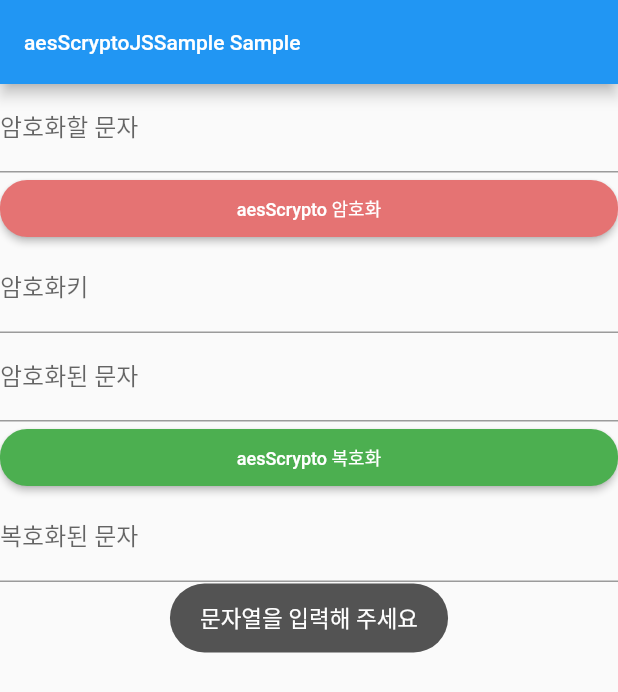
After one commit to baekhj/flutter_widget_sample, a Flutter app: the aesScryptoJSSample screen opened directly, after a tap on "aesScrypto 암호화", on a phone screen of 412 x 824 dp. The commit adds this screen. Shown: the top 692 px of the screen. Run offline on Flutter 3.47's test engine with Material 2 defaults, Android fonts, the phone set to English and light mode, and no system bars; our stand-ins replace toast, tuple; missing offline and left inert: encrypt.

Commit message:
AES ScryptoJS 암호화 추가

```diff
--- /dev/null
+++ b/lib/SAMPLE/AES/aesScryptoJSSample.dart
@@ -0,0 +1,98 @@
+import 'package:flutter/material.dart';
+import 'package:flutter_widget_sample/SAMPLE/AES/aesScryptoJSUtil.dart';
+import 'package:flutter_widget_sample/SAMPLE/AES/mathUtil.dart';
+import 'package:flutter_widget_sample/SAMPLE/BUTTON/buttonUtil.dart';
+import 'package:toast/toast.dart';
+
+class aesScryptoJSSample extends StatefulWidget {
+
+  final String title;
+  final Map<String, dynamic> data;
+
+  aesScryptoJSSample({this.title, this.data});
+
+  @override
+  _aesScryptoJSSampleState createState() => _aesScryptoJSSampleState();
+}
+
+class _aesScryptoJSSampleState extends State<aesScryptoJSSample> {
+
+  String _selectValue = '';
+  TextEditingController txtCtr; //FieldController..
+  TextEditingController keyTxtCtr; //FieldController..
+  TextEditingController encTxtCtr; //FieldController..
+  TextEditingController decTxtCtr; //FieldController..
+
+  @override
+  void initState() {
+    super.initState();
+    txtCtr = TextEditingController();
+    encTxtCtr = TextEditingController();
+    keyTxtCtr = TextEditingController();
+    decTxtCtr = TextEditingController();
+  }
+
+  @override
+  Widget build(BuildContext context) {
+    print('빌드');
+    return Scaffold(
+      appBar: AppBar(
+        title: Text(
+          widget.title,
+          style: TextStyle(
+            fontSize: 14,
+          ),
+        ),
+      ),
+      body: SingleChildScrollView(
+       child: Column(
+         children: [
+           TextField(
+             controller: txtCtr,
+             decoration: InputDecoration(labelText: "암호화할 문자"),
+           ),
+           cancelBottomBtn("aesScrypto 암호화", 1000, () {
+              String txt = txtCtr.text.toString();
+              if(txt == null || txt == ''){
+                Toast.show("문자열을 입력해 주세요", context, duration: 1, gravity: 1);
+                return;
+              }
+
+              String sKey = generateRandomString(10); //암복호화 공용키 - 10자리..
+              keyTxtCtr.text = sKey;
+              String encStr = encryptAESCryptoJS(txt, sKey);
+              encTxtCtr.text = encStr;
+              decTxtCtr.text = '';
+           }),
+           TextField(
+             controller: keyTxtCtr,
+             decoration: InputDecoration(labelText: "암호화키"),
+           ),
+           TextField(
+             controller: encTxtCtr,
+             decoration: InputDecoration(labelText: "암호화된 문자"),
+           ),
+           defaultBottomBtn("aesScrypto 복호화", 1000, () {
+             String keyTxt = keyTxtCtr.text.toString();
+             if(keyTxt == null || keyTxt == ''){
+               Toast.show("암호화 키가 없습니다.", context, duration: 1, gravity: 1);
+               return;
+             }
+             String encTxt = encTxtCtr.text.toString();
+             if(encTxt == keyTxt || encTxt == ''){
+               Toast.show("암호화된 문자열이 없습니다.", context, duration: 1, gravity: 1);
+               return;
+             }
+             String resValue = decryptAESCryptoJS(encTxt, keyTxt);
+             decTxtCtr.text = resValue;
+           }),
+           TextField(
+             controller: decTxtCtr,
+             decoration: InputDecoration(labelText: "복호화된 문자"),
+           ),
+         ],
+       ),
+      ),
+    );
+  }
+}
```
Also changed, not shown: lib/SAMPLE/AES/aesScryptoJSUtil.dart (added, +89 -0 lines), lib/SAMPLE/AES/mathUtil.dart (added, +7 -0 lines), lib/sampleList.dart (+28 -1 lines).
